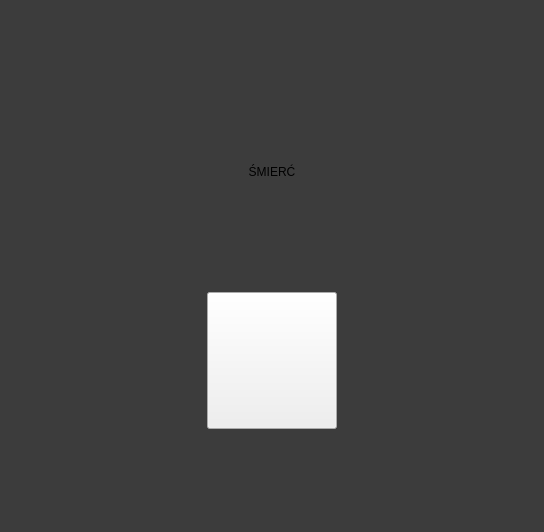
First picture: the form in deadherowidget.ui, repository AdrianSuliga/BadTravelling, before the edit.
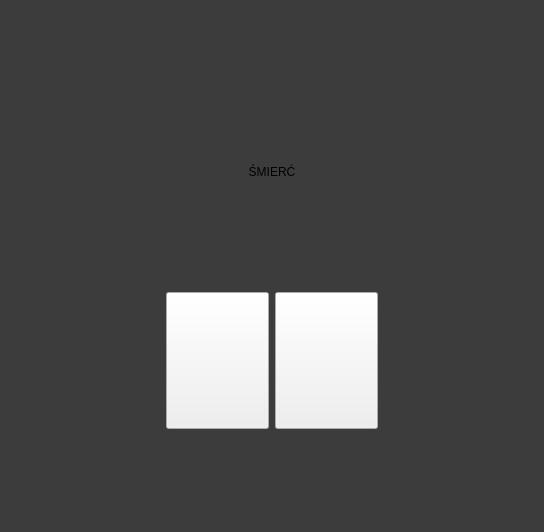
Second picture: the form after the edit.

Diff of the .ui file:
```diff
--- a/deadherowidget.ui
+++ b/deadherowidget.ui
@@ -43,7 +43,7 @@
     </widget>
    </item>
    <item>
-    <layout class="QHBoxLayout" name="horizontalLayout" stretch="3,2,3">
+    <layout class="QHBoxLayout" name="horizontalLayout" stretch="3,2,2,3">
      <item>
       <spacer name="horizontalSpacer">
        <property name="orientation">
@@ -70,6 +70,19 @@
        </property>
       </widget>
      </item>
+     <item>
+      <widget class="QPushButton" name="goBackButton">
+       <property name="sizePolicy">
+        <sizepolicy hsizetype="Preferred" vsizetype="Preferred">
+         <horstretch>0</horstretch>
+         <verstretch>0</verstretch>
+        </sizepolicy>
+       </property>
+       <property name="text">
+        <string/>
+       </property>
+      </widget>
+     </item>
      <item>
       <spacer name="horizontalSpacer_2">
        <property name="orientation">
```
